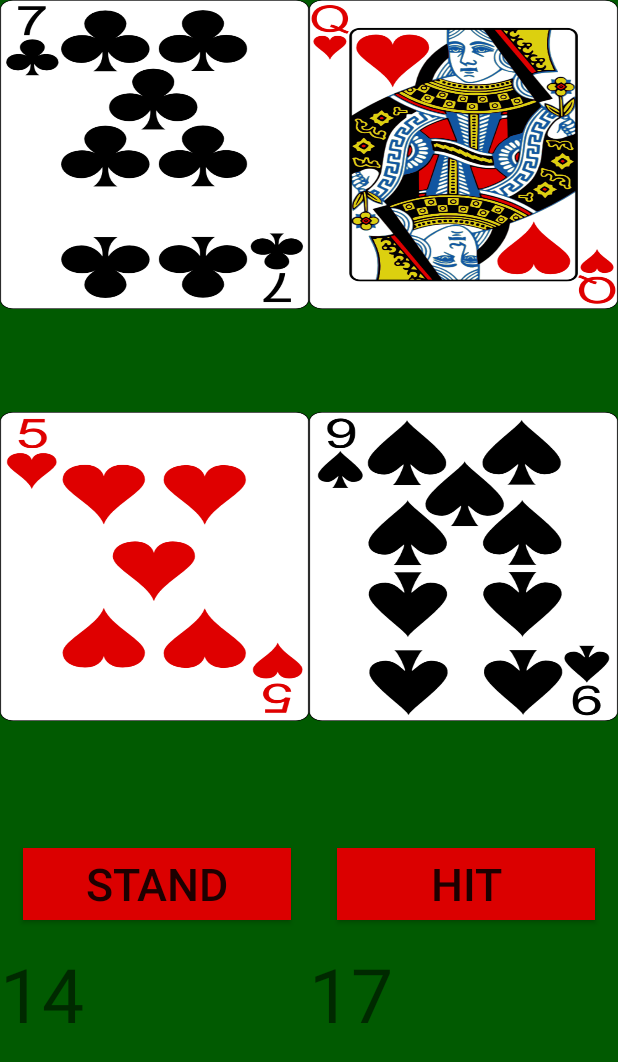
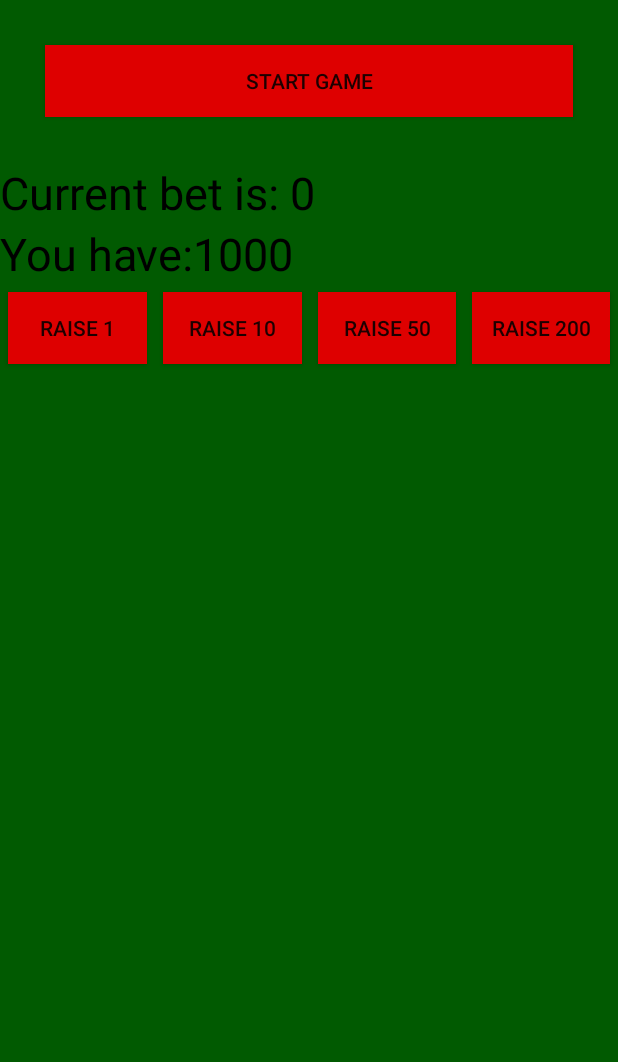
Before and after one commit to Segev29/BlackjackSegev1, an Android app: the screen it shows after launch (GameActivity before the commit, MainActivity after it), on a phone screen of 412 x 824 dp. Shown: the top 1062 px of the screen. Run offline under Robolectric (Android 15) with nearby library versions, the phone set to English and light mode, and no system bars.

```diff
--- a/app/src/main/java/com/example/blackjacksegev/MainActivity.java
+++ b/app/src/main/java/com/example/blackjacksegev/MainActivity.java
@@ -4,14 +4,87 @@ import androidx.appcompat.app.AppCompatActivity;
 
 import android.content.Intent;
 import android.os.Bundle;
+import android.view.View;
+import android.widget.Button;
+import android.widget.TextView;
 
-public class MainActivity extends AppCompatActivity {
-
+public class MainActivity extends AppCompatActivity implements View.OnClickListener {
+    private int bet,totalmoeny;
+    private Button btn1, btn10, btn50, btn200,btnstartGame;
+    private TextView betview, moneyview;
     @Override
     protected void onCreate(Bundle savedInstanceState) {
         super.onCreate(savedInstanceState);
         setContentView(R.layout.activity_main);
-        Intent intent = new Intent(this, GameActivity.class);
-        startActivity(intent);
+        betview = findViewById(R.id.betview);
+        btn1 = findViewById(R.id.btn1);
+        btn10 = findViewById(R.id.btn10);
+        btn50 = findViewById(R.id.btn50);
+        btn200 = findViewById(R.id.btn200);
+        moneyview = findViewById(R.id.moneyview);
+
+        btnstartGame = findViewById(R.id.btnstart);
+        btn1.setOnClickListener(this);
+        btn10.setOnClickListener(this);
+        btn50.setOnClickListener(this);
+        btn200.setOnClickListener(this);
+        btnstartGame.setOnClickListener(this);
+        bet = 0;
+        totalmoeny = 1000;
+        moneyview.setText("You have:" + totalmoeny);
+
+    }
+
+    @Override
+    public void onClick(View v) {
+        if(v == btnstartGame)
+        {
+            if(bet > 0)
+            {
+                Intent intent = new Intent(this, GameActivity.class);
+                intent.putExtra("bet",bet);
+                startActivity(intent);
+            }
+        }
+        if(v == btn1)
+        {
+            if(1 <= totalmoeny)
+            {
+                bet = bet+1;
+                totalmoeny = totalmoeny-1;
+            }
+        }
+        if(v == btn10)
+        {
+            if(10 <= totalmoeny)
+            {
+                bet = bet+10;
+                totalmoeny = totalmoeny-10;
+            }
+        }
+        if(v == btn50)
+        {
+            if(50 <= totalmoeny)
+            {
+                bet = bet+50;
+                totalmoeny = totalmoeny-50;
+            }
+        }
+        if(v == btn200)
+        {
+            if(200 <= totalmoeny)
+            {
+                bet = bet+200;
+                totalmoeny = totalmoeny-200;
+            }
+        }
+        refresh();
+    }
+
+    private void refresh() {
+        String string = "Your current bet is: " + bet;
+        String string1 = "You have: " + totalmoeny;
+        betview.setText(string);
+        moneyview.setText(string1);
     }
 }
--- a/app/src/main/res/layout/activity_game.xml
+++ b/app/src/main/res/layout/activity_game.xml
@@ -9,7 +9,7 @@
     tools:context=".GameActivity">
     <LinearLayout
         android:layout_width="match_parent"
-        android:layout_height="550dp"
+        android:layout_height="500dp"
         android:id="@+id/canvasView"
         android:background="#015A01"></LinearLayout>
     <LinearLayout
--- a/app/src/main/res/layout/activity_main.xml
+++ b/app/src/main/res/layout/activity_main.xml
@@ -1,18 +1,76 @@
 <?xml version="1.0" encoding="utf-8"?>
-<androidx.constraintlayout.widget.ConstraintLayout xmlns:android="http://schemas.android.com/apk/res/android"
+<LinearLayout xmlns:android="http://schemas.android.com/apk/res/android"
     xmlns:app="http://schemas.android.com/apk/res-auto"
     xmlns:tools="http://schemas.android.com/tools"
     android:layout_width="match_parent"
     android:layout_height="match_parent"
+    android:orientation="vertical"
+    android:background="#015A01"
     tools:context=".MainActivity">
 
+    <Button
+        android:layout_margin="30dp"
+        android:layout_width="match_parent"
+        android:layout_height="wrap_content"
+        android:text="start game"
+        android:id="@+id/btnstart"
+        android:background="#DE0000"
+        ></Button>
     <TextView
-        android:layout_width="wrap_content"
+        android:layout_width="match_parent"
         android:layout_height="wrap_content"
-        android:text="Hello World!"
-        app:layout_constraintBottom_toBottomOf="parent"
-        app:layout_constraintEnd_toEndOf="parent"
-        app:layout_constraintStart_toStartOf="parent"
-        app:layout_constraintTop_toTopOf="parent" />
+        android:textColor="@color/black"
+        android:text="Current bet is: 0"
+        android:id="@+id/betview"
+        android:textSize="30dp"
+        ></TextView>
+    <TextView
+        android:layout_width="match_parent"
+        android:layout_height="wrap_content"
+        android:textColor="@color/black"
+        android:text="Current bet is: 0"
+        android:id="@+id/moneyview"
+        android:textSize="30dp"
+        ></TextView>
+    <LinearLayout
+        android:layout_width="match_parent"
+        android:layout_height="300dp">
+    <Button
+        android:layout_width="match_parent"
+        android:layout_margin="5dp"
+        android:layout_height="wrap_content"
+        android:text="raise 1"
+        android:id="@+id/btn1"
+        android:background="#DE0000"
+        android:layout_weight="1"
+        ></Button>
+    <Button
+        android:layout_width="match_parent"
+        android:layout_height="wrap_content"
+        android:layout_margin="5dp"
+        android:text="raise 10"
+        android:id="@+id/btn10"
+        android:background="#DE0000"
+        android:layout_weight="1"
+        ></Button>
+    <Button
+        android:layout_width="match_parent"
+        android:layout_height="wrap_content"
+        android:layout_margin="5dp"
+        android:text="raise 50"
+        android:id="@+id/btn50"
+        android:background="#DE0000"
+        android:layout_weight="1"
+        ></Button>
+        <Button
+            android:layout_width="match_parent"
+            android:layout_height="wrap_content"
+            android:layout_margin="5dp"
+            android:text="raise 200"
+            android:id="@+id/btn200"
+            android:background="#DE0000"
+            android:layout_weight="1"
+            ></Button>
+        </LinearLayout>
 
-</androidx.constraintlayout.widget.ConstraintLayout>
+</LinearLayout>
```
Also changed, not shown: app/src/main/java/com/example/blackjacksegev/GameActivity.java (+8 -0 lines).
